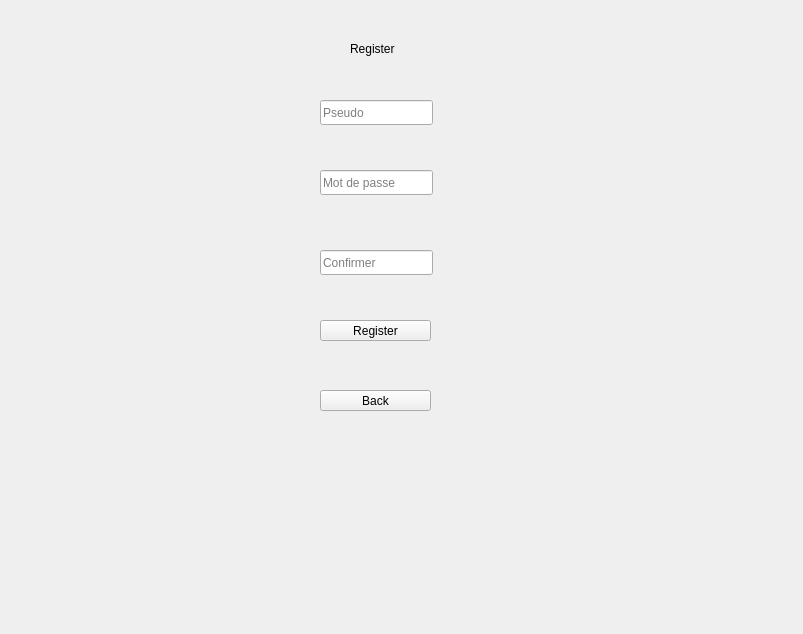
First picture: the form in src/client_side/QtCode/mainmenuview.ui, repository nobourge/INFO-F209, before the edit.
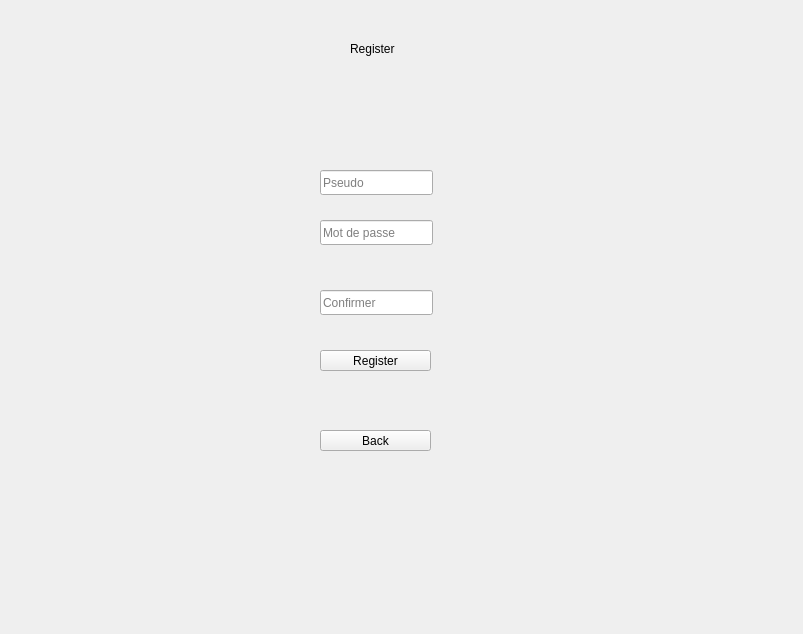
Second picture: the form after the edit. The open tabs and pages were chosen to show the change. Icons and pictures are not drawn.

Patch:
```diff
--- a/src/client_side/QtCode/mainmenuview.ui
+++ b/src/client_side/QtCode/mainmenuview.ui
@@ -226,7 +226,7 @@
       <property name="geometry">
        <rect>
         <x>330</x>
-        <y>320</y>
+        <y>350</y>
         <width>111</width>
         <height>21</height>
        </rect>
@@ -239,25 +239,25 @@
       <property name="geometry">
        <rect>
         <x>330</x>
-        <y>100</y>
-        <width>113</width>
-        <height>25</height>
-       </rect>
-      </property>
-      <property name="placeholderText">
-       <string>Pseudo</string>
-      </property>
-     </widget>
-     <widget class="QLineEdit" name="lineEdit_4">
-      <property name="geometry">
-       <rect>
-        <x>330</x>
         <y>170</y>
         <width>113</width>
         <height>25</height>
        </rect>
       </property>
       <property name="placeholderText">
+       <string>Pseudo</string>
+      </property>
+     </widget>
+     <widget class="QLineEdit" name="lineEdit_4">
+      <property name="geometry">
+       <rect>
+        <x>330</x>
+        <y>220</y>
+        <width>113</width>
+        <height>25</height>
+       </rect>
+      </property>
+      <property name="placeholderText">
        <string>Mot de passe</string>
       </property>
      </widget>
@@ -265,7 +265,7 @@
       <property name="geometry">
        <rect>
         <x>330</x>
-        <y>250</y>
+        <y>290</y>
         <width>113</width>
         <height>25</height>
        </rect>
@@ -278,7 +278,7 @@
       <property name="geometry">
        <rect>
         <x>330</x>
-        <y>390</y>
+        <y>430</y>
         <width>111</width>
         <height>21</height>
        </rect>
```
Left out of the diff: 49 changed lines with no effect on the pictures.
